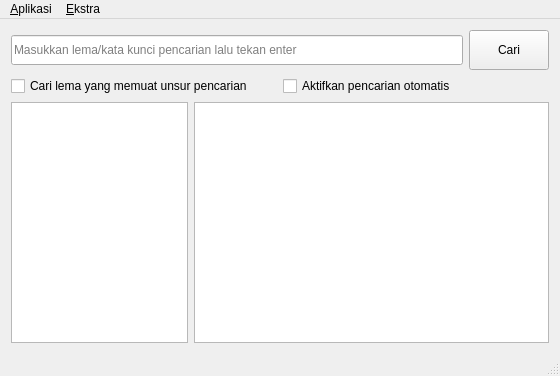
Qt form src/mainwindow.ui (bgli/kbbi-qt) before a commit.
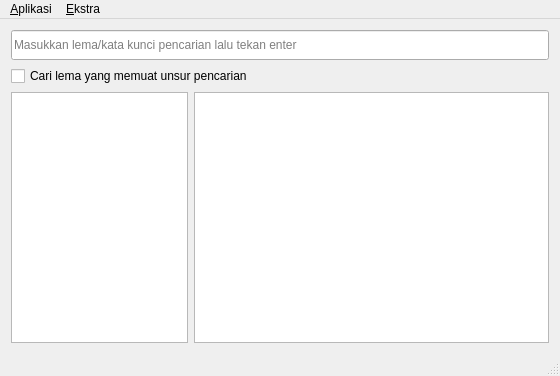
The same form after that commit. Icons and pictures are not drawn.

Commit message:
Hapus pencarian otomatis & Code Cleanup
Pencarian otomatis sudah bisa dilakukan secara otomatis jadi opsinya
sudah tidak diperlukan lagi. Sementara tombol Cari juga tidak diperlukan
maka lebih baik dihapus beserta kode-kode terkait.

The edit to the form file:
```diff
--- a/src/mainwindow.ui
+++ b/src/mainwindow.ui
@@ -42,19 +42,6 @@
           </property>
          </widget>
         </item>
-        <item>
-         <widget class="QPushButton" name="btnCari">
-          <property name="minimumSize">
-           <size>
-            <width>0</width>
-            <height>40</height>
-           </size>
-          </property>
-          <property name="text">
-           <string>Cari</string>
-          </property>
-         </widget>
-        </item>
        </layout>
       </item>
       <item>
@@ -66,19 +53,6 @@
           </property>
          </widget>
         </item>
-        <item>
-         <widget class="QCheckBox" name="checkAutoCari">
-          <property name="toolTip">
-           <string/>
-          </property>
-          <property name="whatsThis">
-           <string/>
-          </property>
-          <property name="text">
-           <string>Aktifkan pencarian otomatis</string>
-          </property>
-         </widget>
-        </item>
        </layout>
       </item>
      </layout>
@@ -119,8 +93,8 @@
          <string>&lt;!DOCTYPE HTML PUBLIC &quot;-//W3C//DTD HTML 4.0//EN&quot; &quot;http://www.w3.org/TR/REC-html40/strict.dtd&quot;&gt;
 &lt;html&gt;&lt;head&gt;&lt;meta name=&quot;qrichtext&quot; content=&quot;1&quot; /&gt;&lt;style type=&quot;text/css&quot;&gt;
 p, li { white-space: pre-wrap; }
-&lt;/style&gt;&lt;/head&gt;&lt;body style=&quot; font-family:'Roboto'; font-size:11pt; font-weight:200; font-style:normal;&quot;&gt;
-&lt;p style=&quot;-qt-paragraph-type:empty; margin-top:0px; margin-bottom:0px; margin-left:0px; margin-right:0px; -qt-block-indent:0; text-indent:0px; font-family:'.SF NS Text'; font-size:13pt; font-weight:400;&quot;&gt;&lt;br /&gt;&lt;/p&gt;&lt;/body&gt;&lt;/html&gt;</string>
+&lt;/style&gt;&lt;/head&gt;&lt;body style=&quot; font-family:'MS Shell Dlg 2'; font-size:7.8pt; font-weight:400; font-style:normal;&quot;&gt;
+&lt;p style=&quot;-qt-paragraph-type:empty; margin-top:0px; margin-bottom:0px; margin-left:0px; margin-right:0px; -qt-block-indent:0; text-indent:0px; font-family:'.SF NS Text'; font-size:13pt;&quot;&gt;&lt;br /&gt;&lt;/p&gt;&lt;/body&gt;&lt;/html&gt;</string>
         </property>
        </widget>
       </item>
```
Left out of the diff: 18 changed lines with no effect on the pictures. The commit also changes 2 other files.
